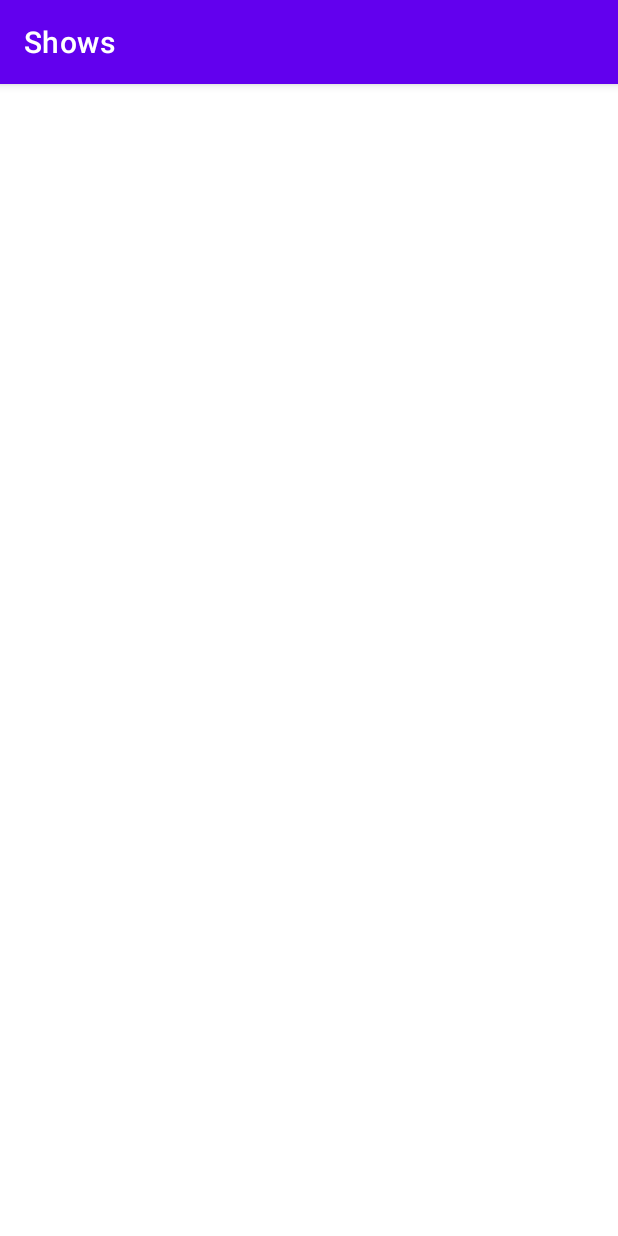
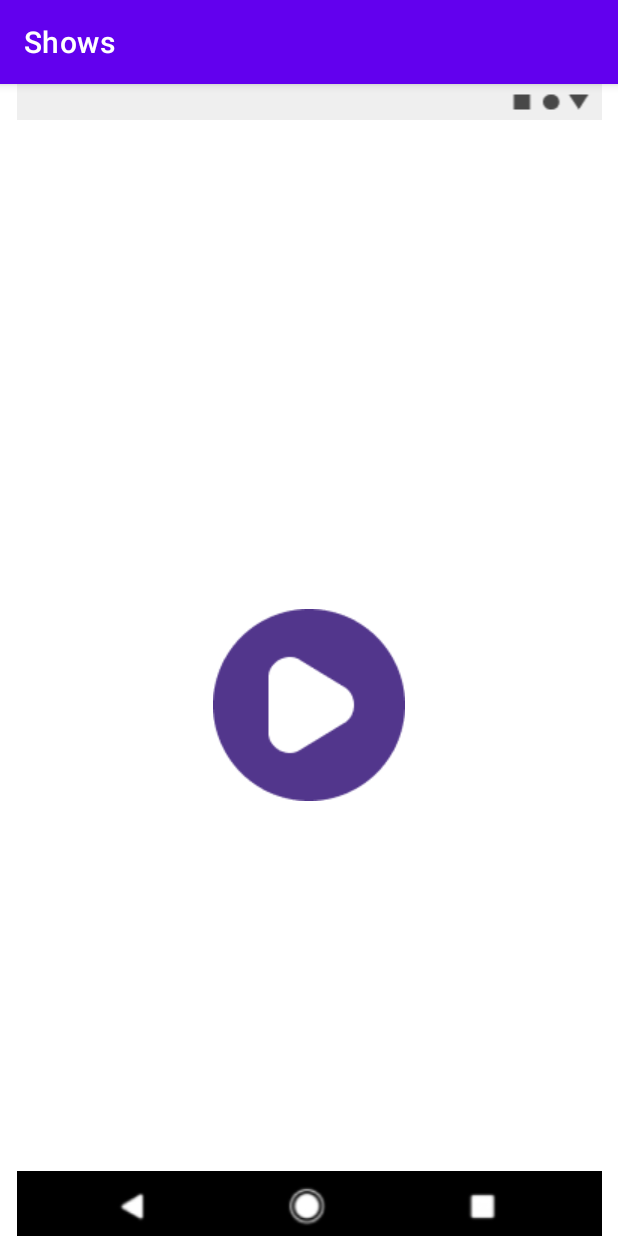
Before and after one commit to choondrise/isa-shows-app-choondrise, an Android app: the WelcomeActivity screen opened directly, with no data from a screen before it, on a phone screen of 412 x 824 dp. Run offline under Robolectric (Android 15) with nearby library versions, the phone set to English and light mode, and no system bars.

```diff
--- a/Shows/app/src/main/res/layout/activity_welcome.xml
+++ b/Shows/app/src/main/res/layout/activity_welcome.xml
@@ -4,6 +4,56 @@
     xmlns:tools="http://schemas.android.com/tools"
     android:layout_width="match_parent"
     android:layout_height="match_parent"
-    tools:context=".WelcomeActivity">
+    tools:context=".WelcomeActivity"
+    tools:ignore="ContentDescription,Autofill"
+    android:background="#FFFFFF">
+
+    <ImageView
+        android:id="@+id/appBar"
+        android:layout_width="match_parent"
+        android:layout_height="wrap_content"
+        android:src="@drawable/app_bar"
+        app:layout_constraintTop_toTopOf="parent"
+        app:layout_constraintEnd_toEndOf="parent"
+        app:layout_constraintStart_toStartOf="parent">
+
+    </ImageView>
+
+    <ImageView
+        android:id="@+id/welcomeIcon"
+        android:layout_width="wrap_content"
+        android:layout_height="wrap_content"
+        android:src="@drawable/welcome_icon"
+        app:layout_constraintTop_toTopOf="parent"
+        app:layout_constraintStart_toStartOf="parent"
+        app:layout_constraintEnd_toEndOf="parent"
+        app:layout_constraintBottom_toBottomOf="parent"
+        android:layout_marginTop="388dp"
+        android:layout_marginBottom="328dp">
+
+    </ImageView>
+
+    <TextView
+        android:id="@+id/welcomeText"
+        android:layout_width="wrap_content"
+        android:layout_height="wrap_content"
+        app:layout_constraintTop_toBottomOf="@id/welcomeIcon"
+        app:layout_constraintStart_toStartOf="parent"
+        app:layout_constraintEnd_toEndOf="parent"
+        android:layout_marginTop="31dp"
+        android:textColor="@color/black"
+        >
+
+    </TextView>
+
+    <ImageView
+        android:layout_width="match_parent"
+        android:layout_height="wrap_content"
+        android:src="@drawable/nav_bar"
+        app:layout_constraintBottom_toBottomOf="parent"
+        app:layout_constraintStart_toStartOf="parent"
+        app:layout_constraintEnd_toEndOf="parent">
+
+    </ImageView>
 
 </androidx.constraintlayout.widget.ConstraintLayout>
```
